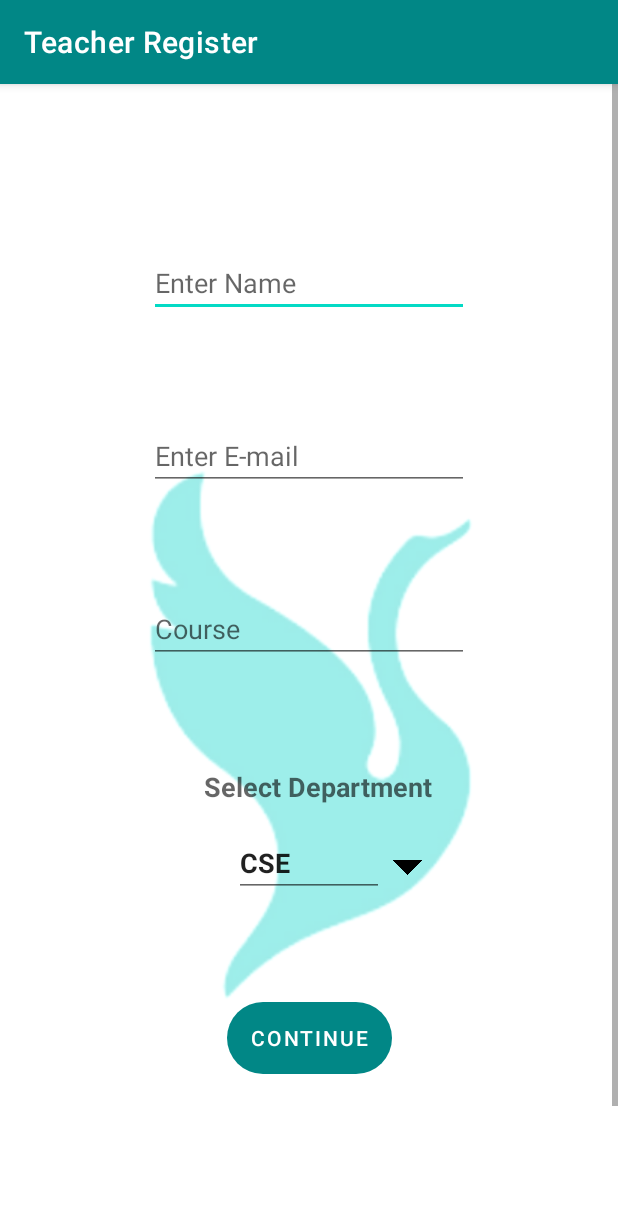
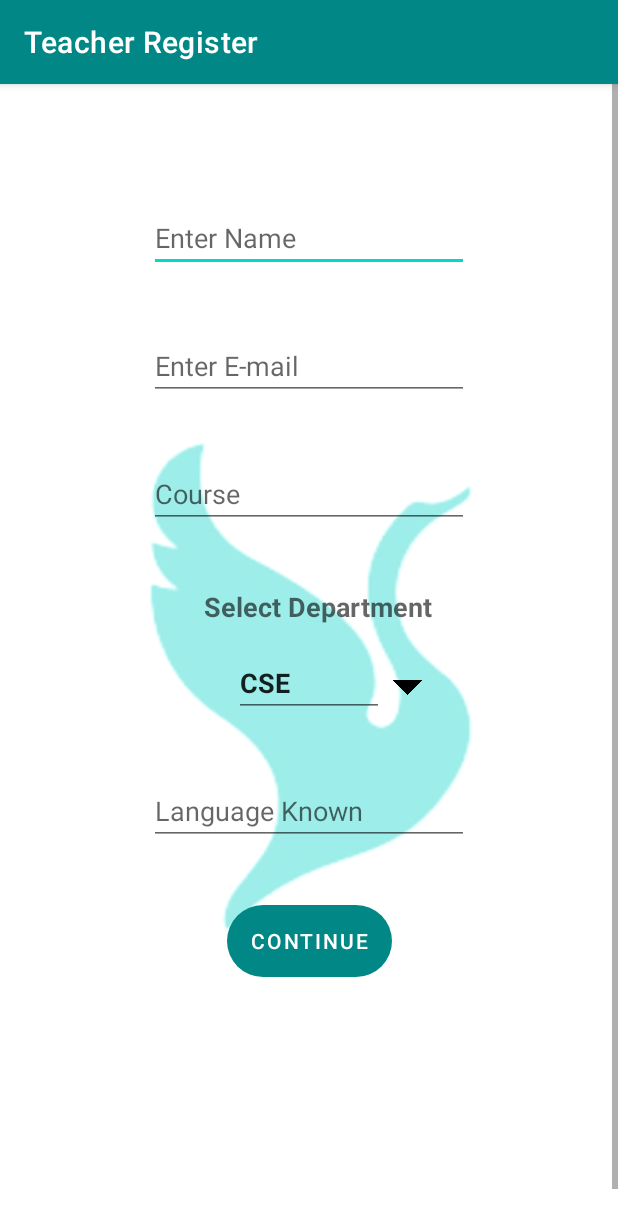
Before and after one commit to AmartyaDey24/Teachers_pet, an Android app: the TeacherRegister screen opened directly, with no data from a screen before it, on a phone screen of 412 x 824 dp. Shown: the top 1228 px of the screen. Run offline under Robolectric (Android 15) with nearby library versions, the light colour scheme and no system bars; our stand-ins replace Firebase (no records; nobody signed in at launch, a user with empty details on screens opened directly).

Commit message:
XML Modification, Name in Grp shown - By Amartya

```diff
--- a/app/src/main/java/com/example/teacherspet/Adapters/TeacherAdapter.java
+++ b/app/src/main/java/com/example/teacherspet/Adapters/TeacherAdapter.java
@@ -46,8 +46,8 @@ public class TeacherAdapter extends RecyclerView.Adapter<TeacherAdapter.TeacherV
             @Override
             public void onClick(View v) {
                 Intent intent = new Intent(contextT, Chat.class);
-                intent.putExtra("names", userTeacher.getTeacherName());
-                intent.putExtra("uids", userTeacher.getUidT());
+                intent.putExtra("namesT", userTeacher.getTeacherName());
+                intent.putExtra("uidsT", userTeacher.getUidT());
                 contextT.startActivity(intent);
             }
         });
--- a/app/src/main/java/com/example/teacherspet/Calender/CalenderOfEvents.kt
+++ b/app/src/main/java/com/example/teacherspet/Calender/CalenderOfEvents.kt
@@ -35,7 +35,6 @@ class CalenderOfEvents : AppCompatActivity() {
         events.add(Event("16-1-2021","Makeup Examinations."))
         events.add(Event("1-2-2021","Last Day for Registration of Courses."))
         events.add(Event("3-2-2021","Reopening of Classes."))
-        events.add(Event("5-5-2021","My Birthday!!!."))
 
         calender = findViewById<View>(R.id.calender) as CalendarView
         date_view = findViewById<View>(R.id.date_view) as TextView
@@ -45,8 +44,7 @@ class CalenderOfEvents : AppCompatActivity() {
         calender!!
                 .setOnDateChangeListener { view, year, month, dayOfMonth ->
 
-                    val Date = (dayOfMonth.toString() + "-"
-                            + (month + 1) + "-" + year)
+                    val Date = (dayOfMonth.toString() + "-" + (month + 1) + "-" + year)
 
                     // set this date in TextView for Display
                     date_view!!.text = Date
@@ -54,6 +52,7 @@ class CalenderOfEvents : AppCompatActivity() {
                         if(Date==it.date) {
                             event_desc.text=it.eventName
                         }
+
                     }
 
                 }
--- a/app/src/main/java/com/example/teacherspet/TeacherInfo.java
+++ b/app/src/main/java/com/example/teacherspet/TeacherInfo.java
@@ -7,15 +7,16 @@ import android.widget.TextView;
 
 public class TeacherInfo extends AppCompatActivity {
 
-    private TextView nameT,emailT,deptT;
+    private TextView nameT,emailT,deptT,course;
 
     @Override
     protected void onCreate(Bundle savedInstanceState) {
         super.onCreate(savedInstanceState);
         setContentView(R.layout.activity_teacher_info);
 
-        nameT = findViewById(R.id.NameT);
+        nameT = findViewById(R.id.EmailT);
         emailT = findViewById(R.id.tEmail);
         deptT = findViewById(R.id.deptT);
+        course = findViewById(R.id.course);
     }
 }
--- a/app/src/main/java/com/example/teacherspet/TeacherRegister.java
+++ b/app/src/main/java/com/example/teacherspet/TeacherRegister.java
@@ -25,7 +25,7 @@ public class TeacherRegister extends AppCompatActivity {
     private FirebaseAuth tAuth;
     private FirebaseDatabase tDatabase;
 
-    private EditText teacherName, teacherEmail,course;
+    private EditText teacherName, teacherEmail,course,language;
     private Button teacherCont;
     private TextView trError;
 
@@ -46,6 +46,7 @@ public class TeacherRegister extends AppCompatActivity {
         teacherName = findViewById(R.id.teacherName);
         teacherEmail = findViewById(R.id.teacherEmail);
         course = findViewById(R.id.course);
+        language = findViewById(R.id.language);
 
         trError = findViewById(R.id.trerror);
 
@@ -83,6 +84,7 @@ public class TeacherRegister extends AppCompatActivity {
         String tEmail = teacherEmail.getText().toString();
         String dept = dep.getText().toString();
         String crs = course.getText().toString().toUpperCase();
+        String lang = language.getText().toString();
 
         if (tName.isEmpty() || tEmail.isEmpty()){
 
@@ -92,13 +94,13 @@ public class TeacherRegister extends AppCompatActivity {
         }
         else {
 
-            UserTeacher userTeacherM = new UserTeacher(uidT,tName,tEmail,dept,crs);
+            UserTeacher userTeacherM = new UserTeacher(uidT,tName,tEmail,dept,crs,lang);
             tDatabase.getReference()
                     .child("Users")
                     .child(uidT)
                     .setValue(userTeacherM);
 
-            UserTeacher userTeacher = new UserTeacher(uidT,tName,tEmail,dept,crs);
+            UserTeacher userTeacher = new UserTeacher(uidT,tName,tEmail,dept,crs,lang);
             tDatabase.getReference()
                     .child("Teacher")
                     .child(uidT)
--- a/app/src/main/res/layout/activity_teacher_register.xml
+++ b/app/src/main/res/layout/activity_teacher_register.xml
@@ -19,7 +19,7 @@
             android:layout_height="wrap_content"
             android:layout_marginStart="16dp"
             android:layout_marginLeft="16dp"
-            android:layout_marginTop="70dp"
+            android:layout_marginTop="40dp"
             android:layout_marginEnd="16dp"
             android:layout_marginRight="16dp"
             android:ems="10"
@@ -37,13 +37,14 @@
             android:layout_height="wrap_content"
             android:layout_marginStart="16dp"
             android:layout_marginLeft="16dp"
-            android:layout_marginTop="70dp"
+            android:layout_marginTop="40dp"
             android:layout_marginEnd="16dp"
             android:layout_marginRight="16dp"
             android:ems="10"
             android:hint="Enter E-mail"
             android:inputType="textEmailAddress"
             app:layout_constraintEnd_toEndOf="parent"
+            app:layout_constraintHorizontal_bias="0.502"
             app:layout_constraintStart_toStartOf="parent"
             app:layout_constraintTop_toBottomOf="@+id/teacherName" />
 
@@ -53,14 +54,14 @@
             android:layout_height="wrap_content"
             android:layout_marginStart="16dp"
             android:layout_marginLeft="16dp"
-            android:layout_marginTop="70dp"
+            android:layout_marginTop="40dp"
             android:layout_marginEnd="16dp"
             android:layout_marginRight="16dp"
             android:background="@drawable/box"
             android:text="Continue"
             app:layout_constraintEnd_toEndOf="parent"
             app:layout_constraintStart_toStartOf="parent"
-            app:layout_constraintTop_toBottomOf="@+id/dpt" />
+            app:layout_constraintTop_toBottomOf="@+id/language" />
 
         <TextView
             android:id="@+id/trerror"
@@ -86,7 +87,7 @@
             android:layout_height="wrap_content"
             android:layout_marginStart="16dp"
             android:layout_marginLeft="16dp"
-            android:layout_marginTop="70dp"
+            android:layout_marginTop="40dp"
             android:layout_marginEnd="16dp"
             android:layout_marginRight="16dp"
             android:text="Select Department"
@@ -129,7 +130,7 @@
             android:layout_height="wrap_content"
             android:layout_marginStart="16dp"
             android:layout_marginLeft="16dp"
-            android:layout_marginTop="70dp"
+            android:layout_marginTop="40dp"
             android:layout_marginEnd="16dp"
             android:layout_marginRight="16dp"
             android:ems="10"
@@ -139,5 +140,21 @@
             app:layout_constraintStart_toStartOf="parent"
             app:layout_constraintTop_toBottomOf="@+id/teacherEmail" />
 
+        <EditText
+            android:id="@+id/language"
+            android:layout_width="wrap_content"
+            android:layout_height="wrap_content"
+            android:layout_marginStart="16dp"
+            android:layout_marginLeft="16dp"
+            android:layout_marginTop="40dp"
+            android:layout_marginEnd="16dp"
+            android:layout_marginRight="16dp"
+            android:ems="10"
+            android:hint="Language Known"
+            android:inputType="textPersonName"
+            app:layout_constraintEnd_toEndOf="parent"
+            app:layout_constraintStart_toStartOf="parent"
+            app:layout_constraintTop_toBottomOf="@+id/dpt" />
+
     </androidx.constraintlayout.widget.ConstraintLayout>
 </ScrollView>
```
Also changed, not shown: app/src/main/java/com/example/teacherspet/Chats/Chat.java (+4 -5 lines), app/src/main/java/com/example/teacherspet/DataClass/UserTeacher.java (+11 -2 lines), app/src/main/res/layout/activity_calender_of_events.xml (+10 -8 lines), app/src/main/res/layout/activity_teacher_info.xml (+20 -9 lines), app/src/main/res/layout/toolbar.xml (+8 -4 lines).
